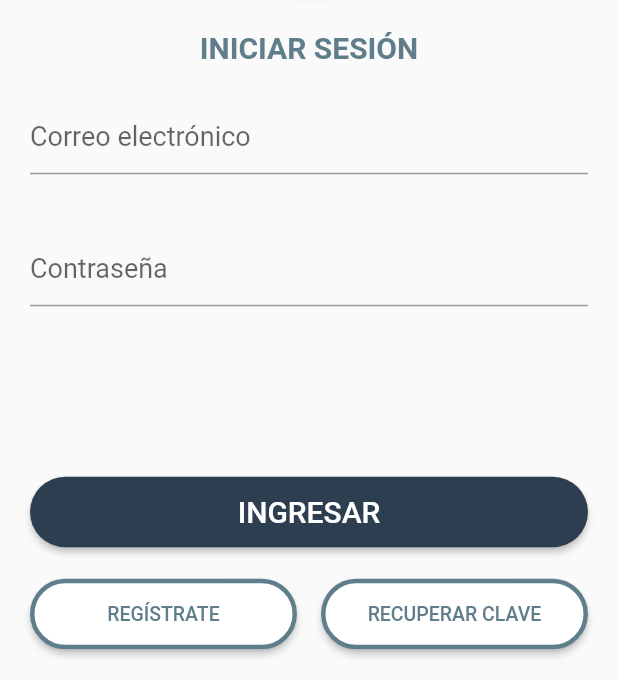
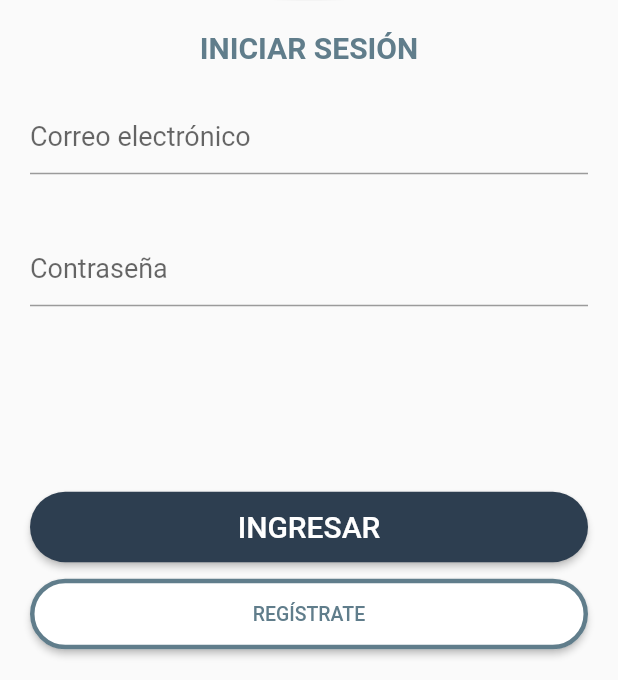
Before and after one commit to aldojreateguip/stcp, a Flutter app: the screen it shows after launch, on a phone screen of 412 x 824 dp, the part 556-1236 px from its top. Run offline on Flutter 3.47's test engine with Material 2 defaults, Android fonts, the phone set to English and light mode, and no system bars; our stand-ins replace dio, flutter_dotenv, flutter_riverpod, formz, hexcolor.

Commit message:
add screensplash and fix login interface

```diff
--- a/lib/widgets/Login/body.dart
+++ b/lib/widgets/Login/body.dart
@@ -148,14 +148,12 @@ class LoginBody extends ConsumerWidget {
                   ),
                 ),
                 Container(
-                  margin: const EdgeInsets.symmetric(vertical: 20),
+                  margin: EdgeInsets.only(bottom: 20, top: 10),
                   padding: const EdgeInsets.symmetric(horizontal: 20),
                   child: Row(
                     mainAxisAlignment: MainAxisAlignment.spaceEvenly,
                     children: [
                       Expanded(
-                        child: Padding(
-                          padding: const EdgeInsets.only(right: 8),
                         child: ElevatedButton(
                           onPressed: () {
                             Navigator.push(
@@ -209,64 +207,6 @@ class LoginBody extends ConsumerWidget {
                           ),
                         ),
                       ),
-                      ),
-                      Expanded(
-                        child: Padding(
-                          padding: const EdgeInsets.only(left: 8),
-                          child: ElevatedButton(
-                            onPressed: () {
-                              Navigator.push(
-                                context,
-                                PageRouteBuilder(
-                                  transitionDuration: const Duration(
-                                      milliseconds:
-                                          250), // Ajusta la duración de la transición
-                                  transitionsBuilder: (context, animation,
-                                      secondaryAnimation, child) {
-                                    var begin = const Offset(0.0,
-                                        0.1); // Inicio de la transición desde la derecha
-                                    var end = Offset
-                                        .zero; // Fin de la transición en la posición actual
-                                    var tween = Tween(begin: begin, end: end)
-                                        .chain(CurveTween(
-                                            curve: Curves.easeInOut));
-                                    var offsetAnimation =
-                                        animation.drive(tween);
-
-                                    return FadeTransition(
-                                      opacity:
-                                          animation, // Aplica el efecto de desvanecimiento
-                                      child: SlideTransition(
-                                        position: offsetAnimation,
-                                        child: child,
-                                      ),
-                                    );
-                                  },
-                                  pageBuilder: (context, animation,
-                                          secondaryAnimation) =>
-                                      const ForgotPassword(),
-                                ),
-                              );
-                            },
-                            style: ElevatedButton.styleFrom(
-                              foregroundColor: Colors.blueGrey,
-                              backgroundColor: Colors.white,
-                              padding: const EdgeInsets.symmetric(vertical: 16),
-                              shape: RoundedRectangleBorder(
-                                borderRadius: BorderRadius.circular(25),
-                                side: const BorderSide(
-                                  width: 3,
-                                  color: Colors.blueGrey,
-                                ),
-                              ),
-                            ),
-                            child: const Text(
-                              'RECUPERAR CLAVE',
-                              style: TextStyle(fontSize: 13),
-                            ),
-                          ),
-                        ),
-                      ),
                     ],
                   ),
                 ),
```
Also changed, not shown: 10 other files. Lines whose indentation alone changed are shown as unchanged.
